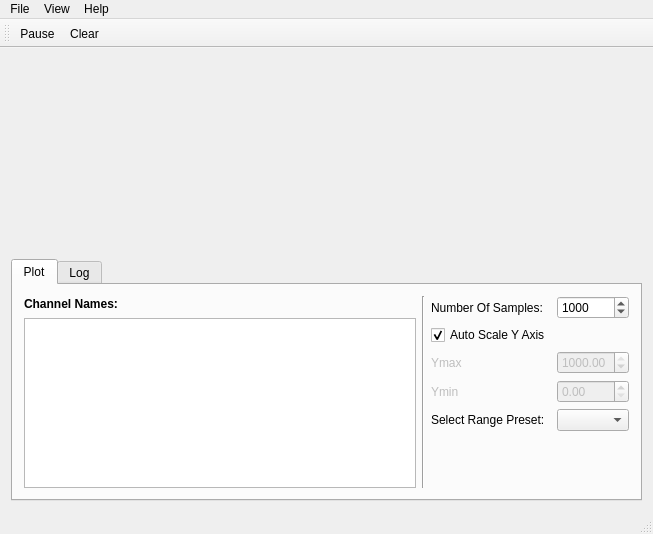
The window that src/mainwindow.ui (AlexanderAmelkin/SerialPlot) describes before a commit, drawn with Qt 5.
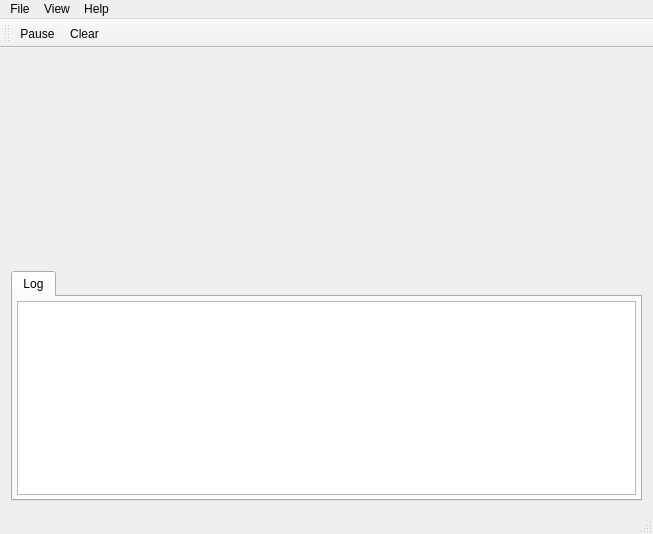
The same window after the commit. Custom widgets are drawn as their Qt base class.

Commit message: moved plot panel to its own class

What changed in the file:
```diff
--- a/src/mainwindow.ui
+++ b/src/mainwindow.ui
@@ -51,158 +51,6 @@
       <property name="movable">
        <bool>false</bool>
       </property>
-      <widget class="QWidget" name="tabPlot">
-       <attribute name="title">
-        <string>Plot</string>
-       </attribute>
-       <layout class="QHBoxLayout" name="horizontalLayout_4">
-        <item>
-         <layout class="QVBoxLayout" name="verticalLayout">
-          <item>
-           <widget class="QLabel" name="label_2">
-            <property name="styleSheet">
-             <string notr="true">font-weight: bold;</string>
-            </property>
-            <property name="text">
-             <string>Channel Names:</string>
-            </property>
-           </widget>
-          </item>
-          <item>
-           <widget class="QListView" name="lvChannelNames">
-            <property name="maximumSize">
-             <size>
-              <width>16777215</width>
-              <height>170</height>
-             </size>
-            </property>
-           </widget>
-          </item>
-         </layout>
-        </item>
-        <item>
-         <widget class="Line" name="line">
-          <property name="orientation">
-           <enum>Qt::Vertical</enum>
-          </property>
-         </widget>
-        </item>
-        <item>
-         <layout class="QFormLayout" name="formLayout_2">
-          <property name="fieldGrowthPolicy">
-           <enum>QFormLayout::AllNonFixedFieldsGrow</enum>
-          </property>
-          <item row="0" column="0">
-           <widget class="QLabel" name="label_3">
-            <property name="text">
-             <string>Number Of Samples:</string>
-            </property>
-           </widget>
-          </item>
-          <item row="0" column="1">
-           <widget class="QSpinBox" name="spNumOfSamples">
-            <property name="toolTip">
-             <string>length of X axis</string>
-            </property>
-            <property name="keyboardTracking">
-             <bool>false</bool>
-            </property>
-            <property name="minimum">
-             <number>2</number>
-            </property>
-            <property name="maximum">
-             <number>10000</number>
-            </property>
-            <property name="value">
-             <number>1000</number>
-            </property>
-           </widget>
-          </item>
-          <item row="1" column="0">
-           <widget class="QCheckBox" name="cbAutoScale">
-            <property name="text">
-             <string>Auto Scale Y Axis</string>
-            </property>
-            <property name="checked">
-             <bool>true</bool>
-            </property>
-           </widget>
-          </item>
-          <item row="2" column="0">
-           <widget class="QLabel" name="lYmax">
-            <property name="enabled">
-             <bool>false</bool>
-            </property>
-            <property name="text">
-             <string>Ymax</string>
-            </property>
-           </widget>
-          </item>
-          <item row="2" column="1">
-           <widget class="QDoubleSpinBox" name="spYmax">
-            <property name="enabled">
-             <bool>false</bool>
-            </property>
-            <property name="maximumSize">
-             <size>
-              <width>75</width>
-              <height>16777215</height>
-             </size>
-            </property>
-            <property name="toolTip">
-             <string>upper limit of Y axis</string>
-            </property>
-            <property name="maximum">
-             <double>1000.000000000000000</double>
-            </property>
-            <property name="value">
-             <double>1000.000000000000000</double>
-            </property>
-           </widget>
-          </item>
-          <item row="3" column="0">
-           <widget class="QLabel" name="lYmin">
-            <property name="enabled">
-             <bool>false</bool>
-            </property>
-            <property name="text">
-             <string>Ymin</string>
-            </property>
-           </widget>
-          </item>
-          <item row="3" column="1">
-           <widget class="QDoubleSpinBox" name="spYmin">
-            <property name="enabled">
-             <bool>false</bool>
-            </property>
-            <property name="maximumSize">
-             <size>
-              <width>75</width>
-              <height>16777215</height>
-             </size>
-            </property>
-            <property name="toolTip">
-             <string>lower limit of Y axis</string>
-            </property>
-            <property name="value">
-             <double>0.000000000000000</double>
-            </property>
-           </widget>
-          </item>
-          <item row="4" column="1">
-           <widget class="QComboBox" name="cbRangePresets"/>
-          </item>
-          <item row="4" column="0">
-           <widget class="QLabel" name="label">
-            <property name="text">
-             <string>Select Range Preset:</string>
-            </property>
-           </widget>
-          </item>
-         </layout>
-        </item>
-       </layout>
-      </widget>
       <widget class="QWidget" name="tabLog">
        <attribute name="title">
         <string>Log</string>
```
The commit also changes 8 other files.
